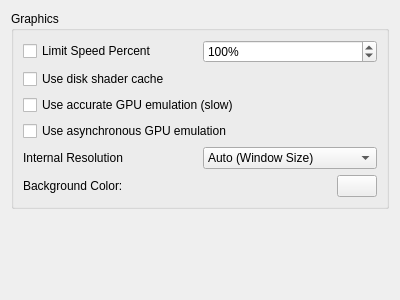
This is src/yuzu/configuration/configure_graphics.ui in yuzu-emu/yuzu-canary as Qt 5 draws it before an edit. The edited form follows.
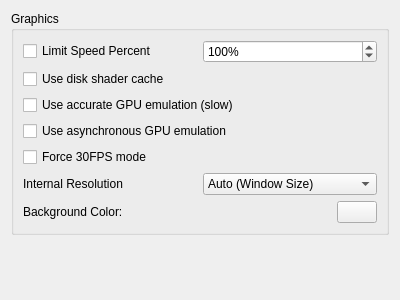
This is the edited form.

The edit to the form file:
```diff
--- a/src/yuzu/configuration/configure_graphics.ui
+++ b/src/yuzu/configuration/configure_graphics.ui
@@ -70,6 +70,13 @@
           </property>
          </widget>
         </item>
+        <item>
+         <widget class="QCheckBox" name="force_30fps_mode">
+          <property name="text">
+           <string>Force 30FPS mode</string>
+          </property>
+         </widget>
+        </item>
         <item>
          <layout class="QHBoxLayout" name="horizontalLayout">
           <item>
```
